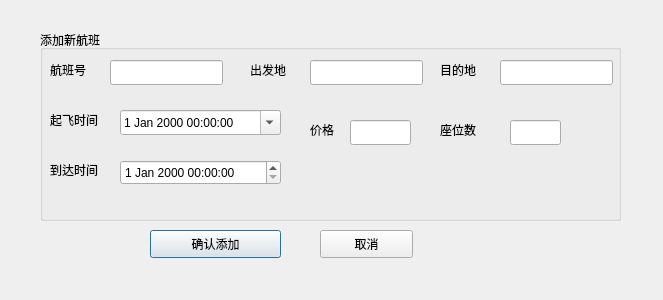
n-ss1m-1/FlightTicketSystem, file FlightTicketServer/addflightdialog.ui: the form before one commit.
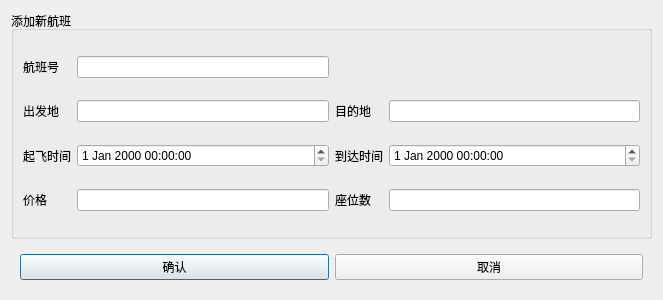
The form after the commit.

Patch:
```diff
--- a/FlightTicketServer/addflightdialog.ui
+++ b/FlightTicketServer/addflightdialog.ui
@@ -13,194 +13,124 @@
   <property name="windowTitle">
    <string>Dialog</string>
   </property>
+  <layout class="QVBoxLayout" name="verticalLayout">
+   <item>
   <widget class="QGroupBox" name="groupBox">
-   <property name="geometry">
-    <rect>
-     <x>40</x>
-     <y>30</y>
-     <width>581</width>
-     <height>191</height>
-    </rect>
-   </property>
    <property name="title">
     <string>添加新航班</string>
    </property>
+     <layout class="QGridLayout" name="gridLayout">
+      <item row="2" column="1">
+       <widget class="QDateTimeEdit" name="editTime">
+        <property name="calendarPopup">
+         <bool>false</bool>
+        </property>
+       </widget>
+      </item>
+      <item row="2" column="0">
+       <widget class="QLabel" name="label_4">
+        <property name="text">
+         <string>起飞时间</string>
+        </property>
+       </widget>
+      </item>
+      <item row="0" column="0">
    <widget class="QLabel" name="label">
-    <property name="geometry">
-     <rect>
-      <x>10</x>
-      <y>30</y>
-      <width>69</width>
-      <height>19</height>
-     </rect>
-    </property>
     <property name="text">
      <string>航班号</string>
     </property>
    </widget>
-   <widget class="QLineEdit" name="editFlightNo">
-    <property name="geometry">
-     <rect>
-      <x>70</x>
-      <y>30</y>
-      <width>113</width>
-      <height>25</height>
-     </rect>
-    </property>
-   </widget>
-   <widget class="QLineEdit" name="editFrom">
-    <property name="geometry">
-     <rect>
-      <x>270</x>
-      <y>30</y>
-      <width>113</width>
-      <height>25</height>
-     </rect>
-    </property>
-   </widget>
+      </item>
+      <item row="2" column="5">
+       <widget class="QDateTimeEdit" name="dateTimeArrive"/>
+      </item>
+      <item row="2" column="3">
+       <widget class="QLabel" name="label_7">
+        <property name="text">
+         <string>到达时间</string>
+        </property>
+       </widget>
+      </item>
+      <item row="1" column="0">
    <widget class="QLabel" name="label_2">
-    <property name="geometry">
-     <rect>
-      <x>210</x>
-      <y>30</y>
-      <width>69</width>
-      <height>19</height>
-     </rect>
-    </property>
     <property name="text">
      <string>出发地</string>
     </property>
    </widget>
+      </item>
+      <item row="1" column="1">
+       <widget class="QLineEdit" name="editFrom">
+        <property name="sizePolicy">
+         <sizepolicy hsizetype="Preferred" vsizetype="Fixed">
+          <horstretch>0</horstretch>
+          <verstretch>0</verstretch>
+         </sizepolicy>
+        </property>
+       </widget>
+      </item>
+      <item row="1" column="3">
    <widget class="QLabel" name="label_3">
-    <property name="geometry">
-     <rect>
-      <x>400</x>
-      <y>30</y>
-      <width>69</width>
-      <height>19</height>
-     </rect>
-    </property>
     <property name="text">
      <string>目的地</string>
     </property>
    </widget>
+      </item>
+      <item row="1" column="5">
    <widget class="QLineEdit" name="editTo">
-    <property name="geometry">
-     <rect>
-      <x>460</x>
-      <y>30</y>
-      <width>113</width>
-      <height>25</height>
-     </rect>
-    </property>
-   </widget>
-   <widget class="QLabel" name="label_4">
-    <property name="geometry">
-     <rect>
-      <x>10</x>
-      <y>80</y>
-      <width>69</width>
-      <height>19</height>
-     </rect>
-    </property>
-    <property name="text">
-     <string>起飞时间</string>
-    </property>
-   </widget>
-   <widget class="QDateTimeEdit" name="editTime">
-    <property name="geometry">
-     <rect>
-      <x>80</x>
-      <y>80</y>
-      <width>161</width>
-      <height>25</height>
-     </rect>
-    </property>
-    <property name="calendarPopup">
-     <bool>true</bool>
-    </property>
-   </widget>
+        <property name="sizePolicy">
+         <sizepolicy hsizetype="Preferred" vsizetype="Fixed">
+          <horstretch>0</horstretch>
+          <verstretch>0</verstretch>
+         </sizepolicy>
+        </property>
+       </widget>
+      </item>
+      <item row="3" column="0">
    <widget class="QLabel" name="label_5">
-    <property name="geometry">
-     <rect>
-      <x>270</x>
-      <y>90</y>
-      <width>69</width>
-      <height>19</height>
-     </rect>
-    </property>
     <property name="text">
      <string>价格</string>
     </property>
    </widget>
+      </item>
+      <item row="3" column="1">
+       <widget class="QLineEdit" name="editPrice"/>
+      </item>
+      <item row="3" column="3">
    <widget class="QLabel" name="label_6">
-    <property name="geometry">
-     <rect>
-      <x>400</x>
-      <y>90</y>
-      <width>69</width>
-      <height>19</height>
-     </rect>
-    </property>
     <property name="text">
      <string>座位数</string>
     </property>
    </widget>
-   <widget class="QLineEdit" name="editPrice">
-    <property name="geometry">
-     <rect>
-      <x>310</x>
-      <y>90</y>
-      <width>61</width>
-      <height>25</height>
-     </rect>
-    </property>
-   </widget>
-   <widget class="QLineEdit" name="editSeats">
-    <property name="geometry">
-     <rect>
-      <x>470</x>
-      <y>90</y>
-      <width>51</width>
-      <height>25</height>
-     </rect>
-    </property>
-   </widget>
-   <widget class="QDateTimeEdit" name="dateTimeArrive">
-    <property name="geometry">
-     <rect>
-      <x>80</x>
-      <y>130</y>
-      <width>161</width>
-      <height>25</height>
-     </rect>
-    </property>
-   </widget>
-   <widget class="QLabel" name="label_7">
-    <property name="geometry">
-     <rect>
-      <x>10</x>
-      <y>130</y>
-      <width>69</width>
-      <height>19</height>
-     </rect>
-    </property>
-    <property name="text">
-     <string>到达时间</string>
-    </property>
-   </widget>
-  </widget>
+      </item>
+      <item row="3" column="5">
+       <widget class="QLineEdit" name="editSeats"/>
+      </item>
+      <item row="0" column="1">
+       <widget class="QLineEdit" name="editFlightNo">
+        <property name="sizePolicy">
+         <sizepolicy hsizetype="Preferred" vsizetype="Fixed">
+          <horstretch>0</horstretch>
+          <verstretch>0</verstretch>
+         </sizepolicy>
+        </property>
+       </widget>
+      </item>
+     </layout>
+    </widget>
+   </item>
+   <item>
+    <widget class="QWidget" name="widget" native="true">
+     <property name="sizePolicy">
+      <sizepolicy hsizetype="Preferred" vsizetype="Maximum">
+       <horstretch>0</horstretch>
+       <verstretch>0</verstretch>
+      </sizepolicy>
+     </property>
+     <layout class="QHBoxLayout" name="horizontalLayout">
+      <item>
   <widget class="QPushButton" name="btnConfirm">
-   <property name="geometry">
-    <rect>
-     <x>150</x>
-     <y>230</y>
-     <width>131</width>
-     <height>28</height>
-    </rect>
-   </property>
    <property name="text">
-    <string>确认添加</string>
+         <string>确认</string>
    </property>
    <property name="iconSize">
     <size>
@@ -209,19 +139,18 @@
     </size>
    </property>
   </widget>
+      </item>
+      <item>
   <widget class="QPushButton" name="btnCancel">
-   <property name="geometry">
-    <rect>
-     <x>320</x>
-     <y>230</y>
-     <width>93</width>
-     <height>28</height>
-    </rect>
-   </property>
    <property name="text">
     <string>取消</string>
    </property>
   </widget>
+      </item>
+     </layout>
+    </widget>
+   </item>
+  </layout>
  </widget>
  <resources/>
  <connections/>
```
Lines whose indentation alone changed are shown as unchanged.
